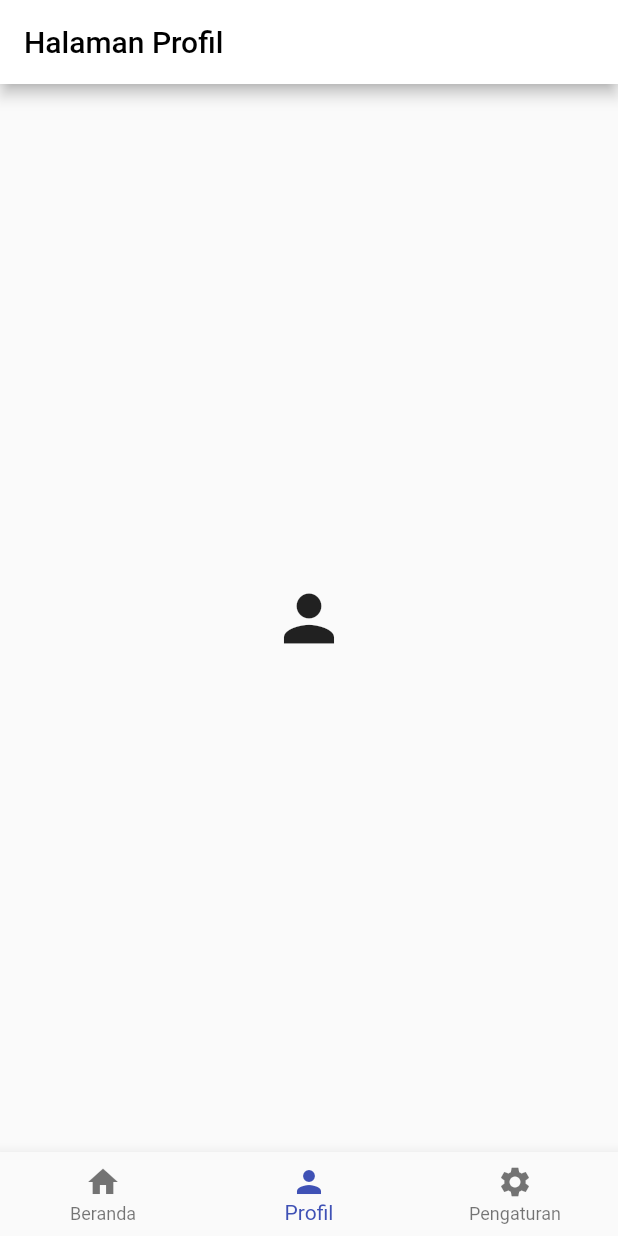
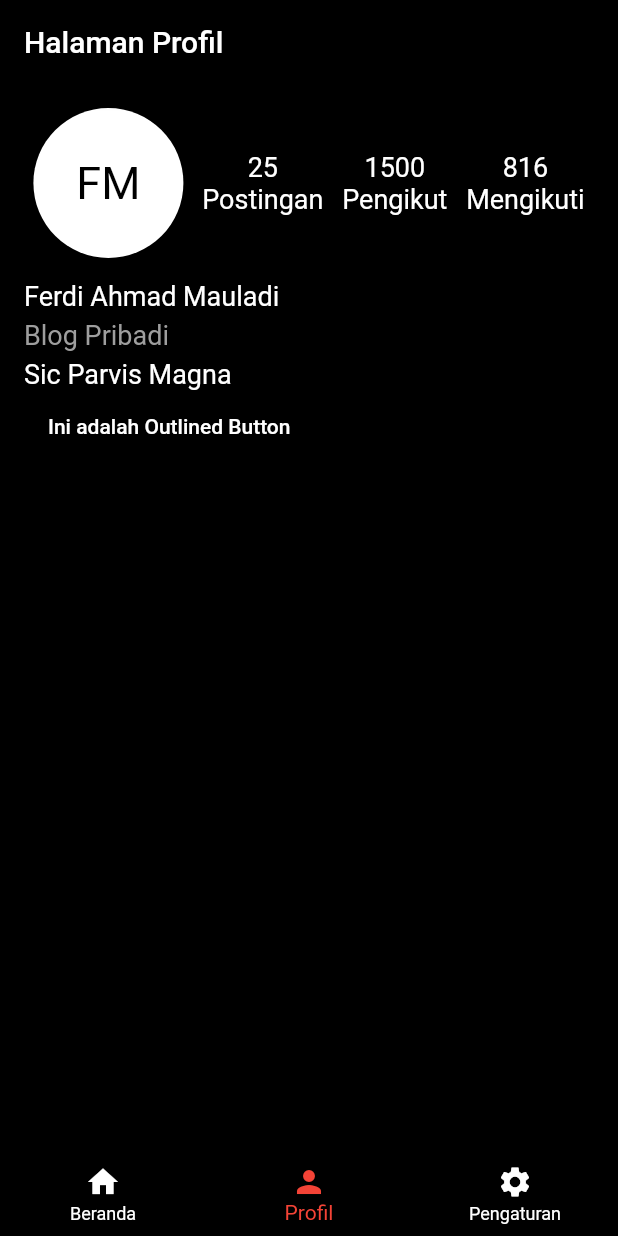
Before and after one commit to FerdiMauladi/Flutter, a Flutter app: the screen it shows after launch, item 2 of the bottom bar chosen, on a phone screen of 412 x 824 dp. Run offline on Flutter 3.47's test engine with Material 2 defaults, Android fonts, the phone set to English and light mode, and no system bars.

Commit message:
Desain Halaman Utama

```diff
--- a/lib/component/listfeeds.dart
+++ b/lib/component/listfeeds.dart
@@ -22,15 +22,16 @@ class listfeeds extends StatelessWidget {
   Widget build(BuildContext context) {
     Size size = MediaQuery.of(context).size;
     return Card(
+      color: Colors.black,
       child: Column(
         children: [
           ListTile(
-            title: Text(userName!),
-            subtitle: Text(daerahPosting!),
+            title: Text(userName!, style: const TextStyle(color: Colors.white),),
+            subtitle: Text(daerahPosting!, style: const TextStyle(color: Colors.white),),
             leading: CircleAvatar(
               child: Text(userName!.substring(0, 2)),
             ),
-            trailing: const Icon(Icons.more_vert),
+            trailing: const Icon(Icons.more_vert, color: Colors.white,),
           ),
           const Divider(
             indent: 1,
@@ -52,6 +53,7 @@ class listfeeds extends StatelessWidget {
                 child: const Icon(
                   Icons.favorite_outline_outlined,
                   size: 35.0,
+                  color: Colors.white,
                 ),
               ),
               Container(
@@ -60,6 +62,7 @@ class listfeeds extends StatelessWidget {
                 child: const Icon(
                   Icons.mode_comment_outlined,
                   size: 30.0,
+                  color: Colors.white,
                 ),
               ),
               Container(
@@ -68,6 +71,7 @@ class listfeeds extends StatelessWidget {
                 child: const Icon(
                   Icons.send_outlined,
                   size: 35.0,
+                  color: Colors.white,
                 ),
               ),
               new Spacer(),
@@ -77,6 +81,7 @@ class listfeeds extends StatelessWidget {
                 child: const Icon(
                   Icons.bookmark_outline_outlined,
                   size: 35.0,
+                  color: Colors.white,
                 ),
               ),
             ],
@@ -89,6 +94,7 @@ class listfeeds extends StatelessWidget {
               likes! + " Suka",
               style: const TextStyle(
                 fontSize: 16.0,
+                color: Colors.white,
               ),
             ),
           ),
@@ -103,6 +109,7 @@ class listfeeds extends StatelessWidget {
                   style: const TextStyle(
                     fontWeight: FontWeight.bold,
                     fontSize: 16.0,
+                    color: Colors.white,
                   ),
                 ),
               ),
@@ -113,6 +120,7 @@ class listfeeds extends StatelessWidget {
                   caption!,
                   style: const TextStyle(
                     fontSize: 16.0,
+                    color: Colors.white,
                   ),
                 ),
               ),
--- a/lib/component/profil_screen.dart
+++ b/lib/component/profil_screen.dart
@@ -5,10 +5,133 @@ class ProfilScreen extends StatelessWidget {
 
   @override
   Widget build(BuildContext context) {
-    return const Center(
-      child: Icon(
-        Icons.person,
-        size: 50,
+    return Scaffold(
+      backgroundColor: Colors.black,
+      body: SingleChildScrollView(
+        child: Padding(
+          padding: const EdgeInsets.all(16.0),
+          child: Column(
+            mainAxisAlignment: MainAxisAlignment.center,
+            crossAxisAlignment: CrossAxisAlignment.start,
+            children: [
+              Row(
+                mainAxisAlignment: MainAxisAlignment.spaceAround,
+                children: [
+                  Container(
+                    width: 100,
+                    height: 100,
+                    child: const CircleAvatar(
+                      backgroundColor: Colors.white,
+                      child: Text(
+                        "FM",
+                        style: TextStyle(
+                          color: Colors.black,
+                          fontSize: 30,
+                        ),
+                      ),
+                    ),
+                  ),
+                  Column(
+                    mainAxisAlignment: MainAxisAlignment.center,
+                    children: const [
+                      Text(
+                        "25",
+                        style: TextStyle(
+                          color: Colors.white,
+                          fontSize: 18,
+                        ),
+                      ),
+                      Text(
+                        "Postingan",
+                        style: TextStyle(
+                          color: Colors.white,
+                          fontSize: 18,
+                        ),
+                      ),
+                    ],
+                  ),
+                  Column(
+                    mainAxisAlignment: MainAxisAlignment.center,
+                    children: const [
+                      Text(
+                        "1500",
+                        style: TextStyle(
+                          color: Colors.white,
+                          fontSize: 18,
+                        ),
+                      ),
+                      Text(
+                        "Pengikut",
+                        style: TextStyle(
+                          color: Colors.white,
+                          fontSize: 18,
+                        ),
+                      ),
+                    ],
+                  ),
+                  Column(
+                    mainAxisAlignment: MainAxisAlignment.center,
+                    children: const [
+                      Text(
+                        "816",
+                        style: TextStyle(
+                          color: Colors.white,
+                          fontSize: 18,
+                        ),
+                      ),
+                      Text(
+                        "Mengikuti",
+                        style: TextStyle(
+                          color: Colors.white,
+                          fontSize: 18,
+                        ),
+                      ),
+                    ],
+                  ),
+                ],
+              ),
+              Container(
+                margin: const EdgeInsets.only(top: 15.0),
+                child: const Text(
+                  "Ferdi Ahmad Mauladi",
+                  style: TextStyle(
+                    color: Colors.white,
+                    fontSize: 18,
+                  ),
+                ),
+              ),
+              Container(
+                margin: const EdgeInsets.only(top: 5.0),
+                child: const Text(
+                  "Blog Pribadi",
+                  style: TextStyle(
+                    color: Colors.grey,
+                    fontSize: 18,
+                  ),
+                ),
+              ),
+              Container(
+                margin: const EdgeInsets.only(top: 5.0),
+                child: const Text(
+                  "Sic Parvis Magna",
+                  style: TextStyle(
+                    color: Colors.white,
+                    fontSize: 18,
+                  ),
+                ),
+              ),
+              OutlinedButton(
+                onPressed: () {},
+                child: const Text(
+                  "Ini adalah Outlined Button",
+                  style: TextStyle(
+                    color: Colors.white,
+                  ),
+                ),
+              ),
+            ],
+          ),
+        ),
       ),
     );
   }
--- a/lib/main.dart
+++ b/lib/main.dart
@@ -15,10 +15,7 @@ class MyApp extends StatelessWidget {
   Widget build(BuildContext context) {
     return MaterialApp(
       debugShowCheckedModeBanner: false,
-      title: 'Flutter Demo',
-      theme: ThemeData(
-        primarySwatch: Colors.indigo,
-      ),
+      title: 'Social Media App',
       home: HalamanUtama(),
     );
   }
--- a/lib/screen/halaman_feeds.dart
+++ b/lib/screen/halaman_feeds.dart
@@ -73,6 +73,7 @@ class _HalamanFeedsState extends State<HalamanFeeds> {
   Widget build(BuildContext context) {
     Size size = MediaQuery.of(context).size;
     return Scaffold(
+      backgroundColor: Colors.black,
       body: ListView(
         children: data
             .map(
--- a/lib/screen/halaman_utama.dart
+++ b/lib/screen/halaman_utama.dart
@@ -33,16 +33,19 @@ class _HalamanUtamaState extends State<HalamanUtama> {
         title: Text(
           judulHalaman.elementAt(indexHalaman),
           style: const TextStyle(
-            color: Colors.black,
+            color: Colors.white,
           ),
         ),
-        backgroundColor: Colors.white,
+        backgroundColor: Colors.black,
         systemOverlayStyle: const SystemUiOverlayStyle(
-          statusBarColor: Colors.white,
+          statusBarColor: Colors.black,
         ),
       ),
       body: Screen.elementAt(indexHalaman),
       bottomNavigationBar: BottomNavigationBar(
+        backgroundColor: Colors.black,
+        selectedItemColor: Colors.red,
+        unselectedItemColor: Colors.white,
         currentIndex: indexHalaman,
         onTap: (value) {
           setState(() {
```
